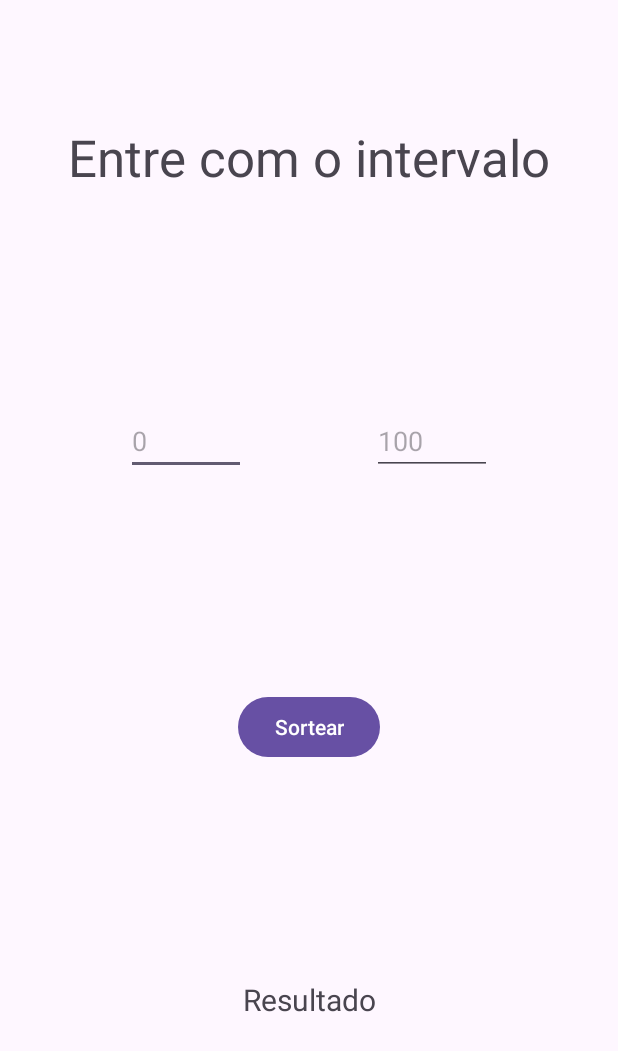
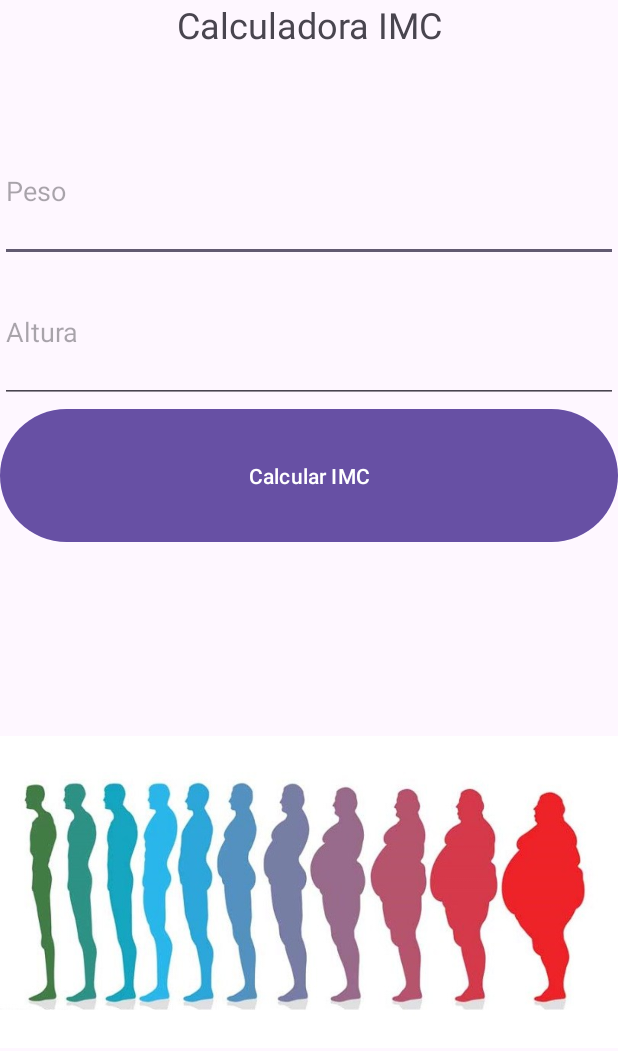
Before and after one commit to gabiadara/dispositivosMoveis, an Android app: the screen it shows after launch (MainActivity), on a phone screen of 412 x 824 dp. Shown: the top 1051 px of the screen. Run offline under Robolectric (Android 15) with nearby library versions, the phone set to English and light mode, and no system bars.

Commit message:
App de calcular IMC

```diff
--- a/app/src/main/AndroidManifest.xml
+++ b/app/src/main/AndroidManifest.xml
@@ -13,6 +13,9 @@
         android:theme="@style/Theme.MyApp"
         tools:targetApi="31">
         <activity
+            android:name=".IMCResultado"
+            android:exported="false" />
+        <activity
             android:name=".MainActivity"
             android:exported="true">
             <intent-filter>
--- a/app/src/main/java/com/example/myapp/MainActivity.java
+++ b/app/src/main/java/com/example/myapp/MainActivity.java
@@ -1,46 +1,39 @@
 package com.example.myapp;
 
+import android.content.Intent;
 import android.os.Bundle;
-import android.os.PersistableBundle;
 import android.widget.Button;
 import android.widget.EditText;
-import android.widget.TextView;
 
-import androidx.annotation.NonNull;
 import androidx.appcompat.app.AppCompatActivity;
 import androidx.core.graphics.Insets;
 import androidx.core.view.ViewCompat;
 import androidx.core.view.WindowInsetsCompat;
 
-import java.util.Random;
 
-public class   MainActivity extends AppCompatActivity {
+public class MainActivity extends AppCompatActivity {
 
     Button button;
-    EditText editTextMin, editTextMax;
-    TextView textViewResultado;
+    EditText edPeso, edAltura;
 
     @Override
     protected void onCreate(Bundle savedInstanceState) {
         super.onCreate(savedInstanceState);
         setContentView(R.layout.activity_main);
-        //Associar os objetos declarados e inicializados apartir do xml com variaveis locais
+
         button = findViewById(R.id.button);
-        editTextMin = findViewById(R.id.edMin);
-        editTextMax = findViewById(R.id.edMax);
-        textViewResultado = findViewById(R.id.tvResult);
+        edPeso = findViewById(R.id.editPeso);
+        edAltura = findViewById(R.id.editAltura);
 
         button.setOnClickListener(v -> {
-            int min = Integer.parseInt(editTextMin.getText().toString());
-            int max = Integer.parseInt(editTextMax.getText().toString());
-            if(min >= max ) {
-                textViewResultado.setText("Valores inválidos!");
-            } else {
-                int sorteado = 0;
+            Intent intent = new Intent(this, IMCResultado.class);
+            float peso = Float.parseFloat(edPeso.getText().toString());
+            float altura = Float.parseFloat(edAltura.getText().toString());
 
-                sorteado = (int) (Math.random() * (max - min) + min);
-                textViewResultado.setText(Integer.toString(sorteado));
-            }
+            intent.putExtra("peso", peso);
+            intent.putExtra("altura", altura);
+
+            startActivity(intent);
         });
         ViewCompat.setOnApplyWindowInsetsListener(findViewById(R.id.main), (v, insets) -> {
             Insets systemBars = insets.getInsets(WindowInsetsCompat.Type.systemBars());
@@ -49,15 +42,4 @@ public class   MainActivity extends AppCompatActivity {
         });
     }
 
-    @Override
-    public void onSaveInstanceState(@NonNull Bundle outState, @NonNull PersistableBundle outPersistentState) {
-        super.onSaveInstanceState(outState, outPersistentState);
-        outState.putString("sorteado", textViewResultado.getText().toString());
-    }
-
-    @Override
-    protected void onRestoreInstanceState(@NonNull Bundle savedInstaceState) {
-        super.onRestoreInstanceState(savedInstaceState);
-        textViewResultado.setText(savedInstaceState.getString("sorteado"));
-    }
 }
--- a/app/src/main/res/layout/activity_main.xml
+++ b/app/src/main/res/layout/activity_main.xml
@@ -1,75 +1,46 @@
 <?xml version="1.0" encoding="utf-8"?>
-<androidx.constraintlayout.widget.ConstraintLayout xmlns:android="http://schemas.android.com/apk/res/android"
+<LinearLayout xmlns:android="http://schemas.android.com/apk/res/android"
     xmlns:app="http://schemas.android.com/apk/res-auto"
     xmlns:tools="http://schemas.android.com/tools"
     android:id="@+id/main"
     android:layout_width="match_parent"
     android:layout_height="match_parent"
+    android:orientation="vertical"
     tools:context=".MainActivity">
 
     <TextView
-        android:id="@+id/textView3"
-        android:layout_width="wrap_content"
+        android:id="@+id/textView"
+        android:layout_width="match_parent"
         android:layout_height="wrap_content"
-        android:text="Entre com o intervalo"
-        android:textSize="34sp"
-        app:layout_constraintBottom_toBottomOf="parent"
-
-        app:layout_constraintEnd_toEndOf="parent"
-        app:layout_constraintStart_toStartOf="parent"
-        app:layout_constraintTop_toTopOf="parent"
-        app:layout_constraintVertical_bias="0.105" />
+        android:layout_weight="1"
+        android:textAlignment="center"
+        android:textSize="24sp"
+        android:text="Calculadora IMC" />
 
     <EditText
-        android:id="@+id/edMin"
-        android:layout_width="80dp"
+        android:id="@+id/editPeso"
+        android:layout_width="match_parent"
         android:layout_height="wrap_content"
-        android:ems="10"
-        android:inputType="number"
-        android:hint="0"
-        android:text=""
-        app:layout_constraintBottom_toTopOf="@+id/button"
-        app:layout_constraintEnd_toStartOf="@+id/edMax"
-        app:layout_constraintHorizontal_bias="0.5"
-        app:layout_constraintStart_toStartOf="parent"
-        app:layout_constraintTop_toBottomOf="@+id/textView3"
-        app:layout_editor_absoluteX="3dp"
-        app:layout_editor_absoluteY="191dp" />
+        android:layout_weight="1"
+        android:hint="Peso" />
 
     <EditText
-        android:id="@+id/edMax"
-        android:layout_width="80dp"
+        android:id="@+id/editAltura"
+        android:layout_width="match_parent"
         android:layout_height="wrap_content"
-        android:ems="10"
-        android:inputType="number"
-        android:text=""
-        android:hint="100"
-        app:layout_constraintEnd_toEndOf="parent"
-        app:layout_constraintHorizontal_bias="0.5"
-        app:layout_constraintStart_toEndOf="@+id/edMin"
-        app:layout_constraintTop_toTopOf="@+id/edMin"
-        app:layout_editor_absoluteX="204dp"
-        app:layout_editor_absoluteY="191dp" />
+        android:layout_weight="1"
+        android:hint="Altura" />
 
     <Button
         android:id="@+id/button"
+        android:layout_width="match_parent"
+        android:layout_height="wrap_content"
+        android:layout_weight="1"
+        android:text="Calcular IMC" />
+    <ImageView
+        android:id="@+id/imageView2"
         android:layout_width="wrap_content"
         android:layout_height="wrap_content"
-        android:text="Sortear"
-        app:layout_constraintBottom_toTopOf="@+id/tvResult"
-        app:layout_constraintEnd_toEndOf="parent"
-        app:layout_constraintStart_toStartOf="parent"
-        app:layout_constraintTop_toBottomOf="@+id/edMin" />
-
-    <TextView
-        android:id="@+id/tvResult"
-        android:layout_width="wrap_content"
-        android:layout_height="wrap_content"
-        android:text="Resultado"
-        android:textSize="20sp"
-        app:layout_constraintBottom_toBottomOf="parent"
-        app:layout_constraintEnd_toEndOf="parent"
-        app:layout_constraintStart_toStartOf="parent"
-        app:layout_constraintTop_toBottomOf="@+id/button" />
-
-</androidx.constraintlayout.widget.ConstraintLayout>
+        android:layout_weight="1"
+        app:srcCompat="@drawable/perfil" />
+</LinearLayout>
```
Also changed, not shown: app/src/main/java/com/example/myapp/IMCResultado.java (added, +54 -0 lines), app/src/main/res/layout/activity_imcresultado.xml (added, +37 -0 lines), app/src/main/res/drawable/abaixopeso.png (added), app/src/main/res/drawable/normal.png (added), app/src/main/res/drawable/obesidade1.png (added), app/src/main/res/drawable/obesidade2.png (added), app/src/main/res/drawable/obesidade3.png (added), app/src/main/res/drawable/perfil.jpg (added), app/src/main/res/drawable/sobrepeso.png (added).
